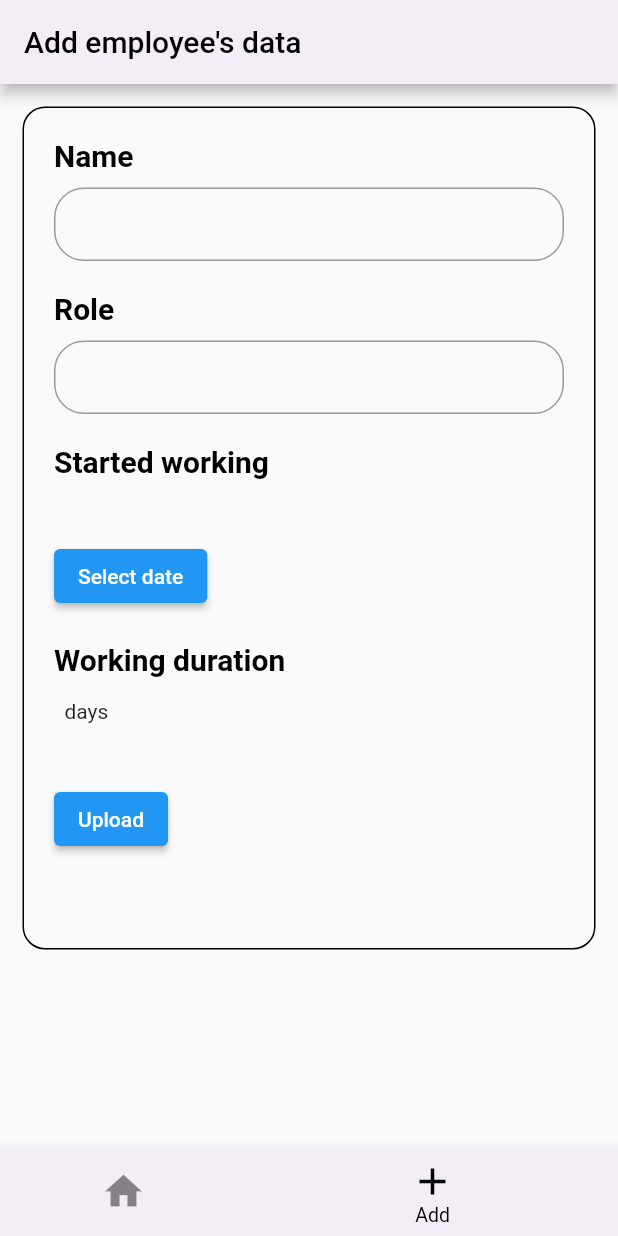
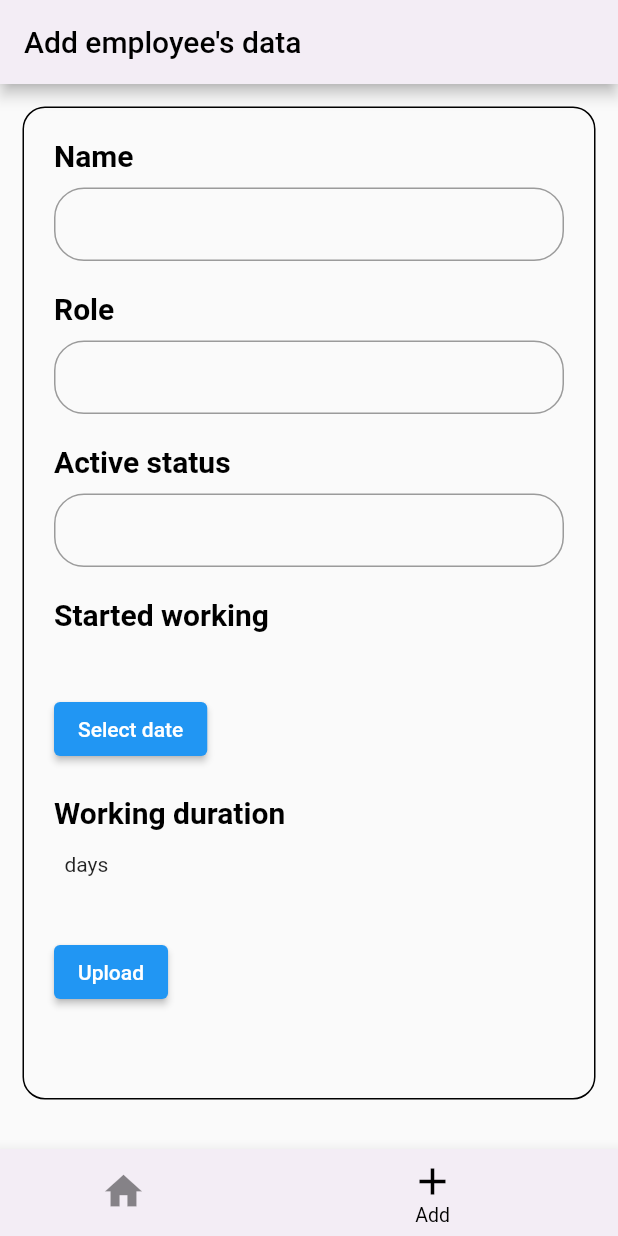
Before and after one commit to Contro1-cs/emp_data, a Flutter app: the screen it shows after launch, item 2 of the bottom bar chosen, after a tap on "Upload", on a phone screen of 412 x 824 dp. Run offline on Flutter 3.47's test engine with Material 2 defaults, Android fonts, the phone set to English and light mode, and no system bars; our stand-ins replace cloud_firestore, firebase_core; accounts and stored records are empty.

Commit message:
employe's data UI

```diff
--- a/lib/add_page.dart
+++ b/lib/add_page.dart
@@ -16,6 +16,7 @@ class AddPage extends StatefulWidget {
 class _AddPageState extends State<AddPage> {
   TextEditingController name = new TextEditingController();
   TextEditingController role = new TextEditingController();
+  TextEditingController active = new TextEditingController();
   // DateTime date = DateTime(2012, 12, 17);
   String startDate = ' ' ;
   String difference = ' ' ;
@@ -34,7 +35,7 @@ class _AddPageState extends State<AddPage> {
           child: Container(
             margin: const EdgeInsets.all(15),
             width: w,
-            height: w + 150,
+            height: w + 250,
             decoration: BoxDecoration(
                 borderRadius: BorderRadius.circular(15),
                 border: Border.all(color: Colors.black)
@@ -85,6 +86,23 @@ class _AddPageState extends State<AddPage> {
                       )
                   ),
 
+                  //Active?
+                  SizedBox(height: 20,),
+                  Text("Active status", style: TextStyle(color: Colors.black, fontSize: 20, fontWeight: FontWeight.bold),),
+                  SizedBox(height: 10,),
+                  TextFormField(
+                      controller: active,
+                      autofocus: false,
+                      keyboardType: TextInputType.visiblePassword,
+                      textInputAction: TextInputAction.next,
+                      decoration: InputDecoration(
+                          contentPadding: EdgeInsets.fromLTRB(20, 15, 20, 15),
+                          border: OutlineInputBorder(
+                            borderRadius: BorderRadius.circular(20),
+                          )
+                      )
+                  ),
+
                   //Display selected date
                   SizedBox(height: 20,),
                   Text("Started working", style: TextStyle(color: Colors.black, fontSize: 20, fontWeight: FontWeight.bold),),
@@ -109,7 +127,8 @@ class _AddPageState extends State<AddPage> {
                       // startDate = newDate.toString();
                       startDate = DateFormat('dd-MM-yyyy').format(newDate!);
                       age = diff.inDays;
-                      difference = diff.inDays.toString();
+                      // difference = diff.inDays.toString();
+                      difference = (-1*age).toString();
 
                     }
                     );
@@ -130,10 +149,12 @@ class _AddPageState extends State<AddPage> {
                   SizedBox(height: 40,),
                   ElevatedButton(onPressed: () {
 
-                    if(age<=-1826){
-                      createUser(name: name.text, role: role.text, days: difference, color: 'green');
+                    if(age<=-1826 && active.text == 'yes'){
+                      createUser(name: name.text, role: role.text, days: difference, color: 'green', active: active.text);
+                    }else if (active.text == 'no'){
+                    createUser(name: name.text, role: role.text, days: difference, color: 'red', active: active.text);
                     } else {
-                    createUser(name: name.text, role: role.text, days: difference, color: 'red');
+                      createUser(name: name.text, role: role.text, days: difference, color: 'blue', active: active.text);
                     }
 
 
@@ -146,7 +167,7 @@ class _AddPageState extends State<AddPage> {
     );
   }
 
-  Future createUser({required String name, required String role, required var days, required var color}) async {
+  Future createUser({required String name, required String role, required var days, required var color, required String active}) async {
     final docUser = FirebaseFirestore.instance.collection('users').doc(name);
 
     final json = {
@@ -154,6 +175,7 @@ class _AddPageState extends State<AddPage> {
       'role':  role,
       'days': days,
       'color': color,
+      'active': active,
     };
 
     await docUser.set(json);
--- a/lib/home_page.dart
+++ b/lib/home_page.dart
@@ -30,7 +30,7 @@ class _HomePageState extends State<HomePage> {
           children: snapshot.data!.docs.map((DocumentSnapshot document) {
             Map<String, dynamic> data = document.data()! as Map<String, dynamic>;
             var bckColor;
-            if(data['color'] == 'green'){
+            if(data['color'] == 'green' && data['active'] == 'yes'){
               bckColor = Colors.green;
             } else if (data['color'] == 'red') {
               bckColor = Colors.red;
```
